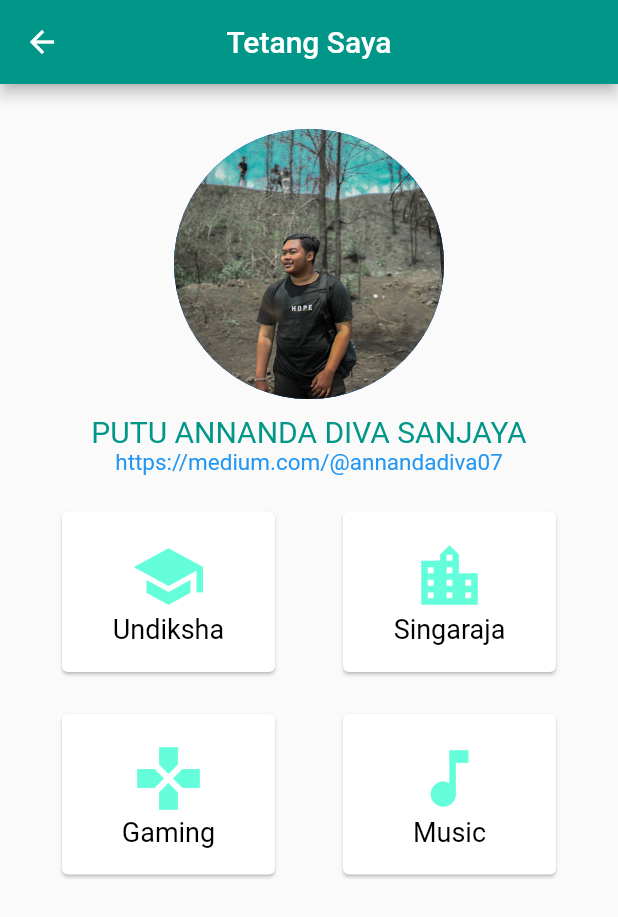
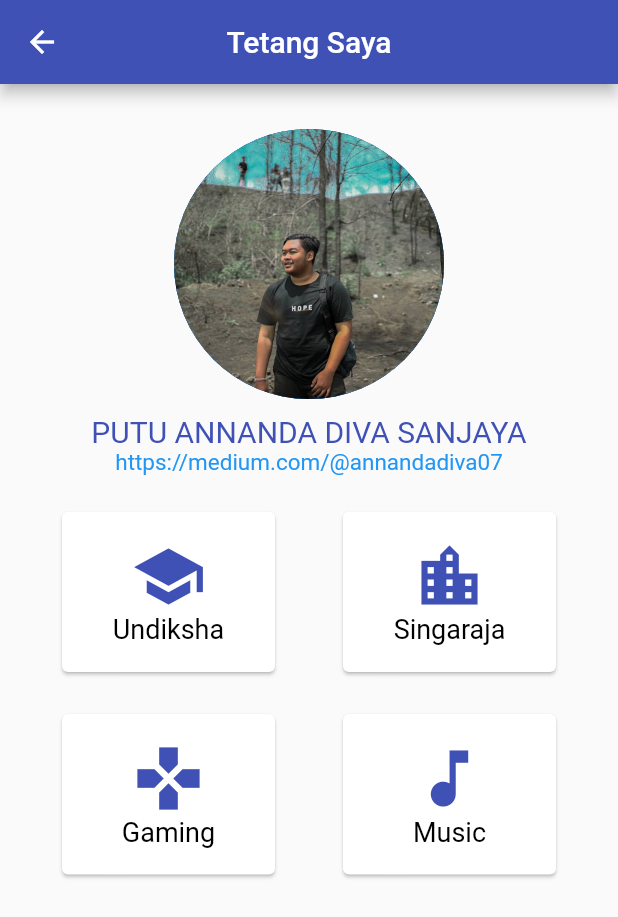
Before and after one commit to AnnandaDiva/flutter_app_bangundatar, a Flutter app: the screen it shows after launch, after a tap on "Tentang Saya", on a phone screen of 412 x 824 dp. Shown: the top 917 px of the screen. Run offline on Flutter 3.47's test engine with Material 2 defaults, Android fonts, the phone set to English and light mode, and no system bars.

Commit message:
Project UTS Mobile

```diff
--- a/lib/aboutme.dart
+++ b/lib/aboutme.dart
@@ -10,7 +10,7 @@ class Aboutme extends StatelessWidget {
     return MaterialApp(
       home: Scaffold(
         appBar: AppBar(
-          backgroundColor: Colors.teal,
+          backgroundColor: Colors.indigo,
           leading: IconButton(
             icon: const Icon(Icons.arrow_back),
             onPressed: () {
@@ -71,7 +71,7 @@ class ProfileName extends StatelessWidget {
       child: Text(
         'PUTU ANNANDA DIVA SANJAYA',
         style: TextStyle(
-          color: Colors.teal,
+          color: Colors.indigo,
           fontSize: 20,
         ),
       ),
@@ -110,7 +110,7 @@ class RowCardOne extends StatelessWidget {
                   Icon(
                     Icons.school,
                     size: 50,
-                    color: Colors.tealAccent,
+                    color: Colors.indigo,
                   ),
                   Text(
                     'Undiksha',
@@ -132,7 +132,7 @@ class RowCardOne extends StatelessWidget {
                   Icon(
                     Icons.location_city,
                     size: 50,
-                    color: Colors.tealAccent,
+                    color: Colors.indigo,
                   ),
                   Text(
                     'Singaraja',
@@ -164,7 +164,7 @@ class RowCardTwo extends StatelessWidget {
                   Icon(
                     Icons.games,
                     size: 50,
-                    color: Colors.tealAccent,
+                    color: Colors.indigo,
                   ),
                   Text(
                     'Gaming',
@@ -186,7 +186,7 @@ class RowCardTwo extends StatelessWidget {
                   Icon(
                     Icons.music_note,
                     size: 50,
-                    color: Colors.tealAccent,
+                    color: Colors.indigo,
                   ),
                   Text(
                     'Music',
--- a/lib/main.dart
+++ b/lib/main.dart
@@ -5,7 +5,6 @@ import 'package:flutter_app_bangundatar/landingpage.dart';
 import 'package:flutter_app_bangundatar/aboutme.dart';
 import 'package:flutter_app_bangundatar/persegi.dart';
 import 'package:flutter_app_bangundatar/segitiga.dart';
-
 void main(){
   runApp(new MaterialApp(
     debugShowCheckedModeBanner: false,
@@ -13,7 +12,8 @@ void main(){
       primarySwatch: Colors.indigo,
     ),
     home: new SplashScreen(),
-    routes: <String, WidgetBuilder>{
+    routes:
+ <String, WidgetBuilder>{
       '/landingpage' : (BuildContext context) => new LandingPage(),
       '/aboutme' : (BuildContext context) => new Aboutme(),
       '/persegi' : (BuildContext context) => new Persegi(),
```
